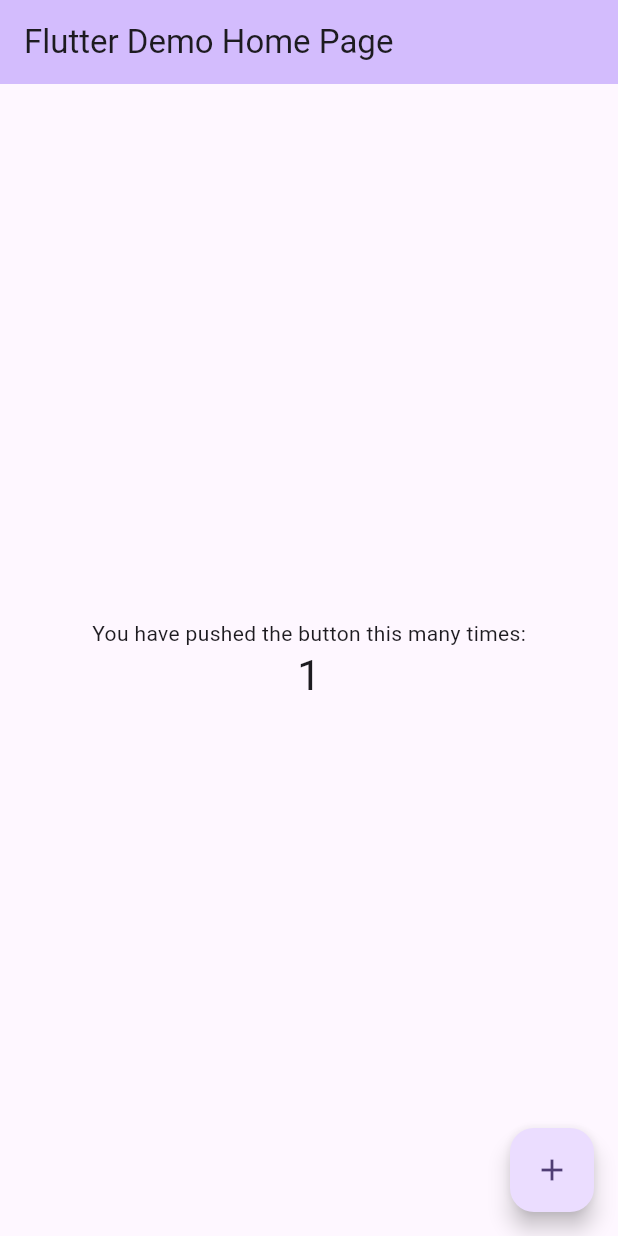
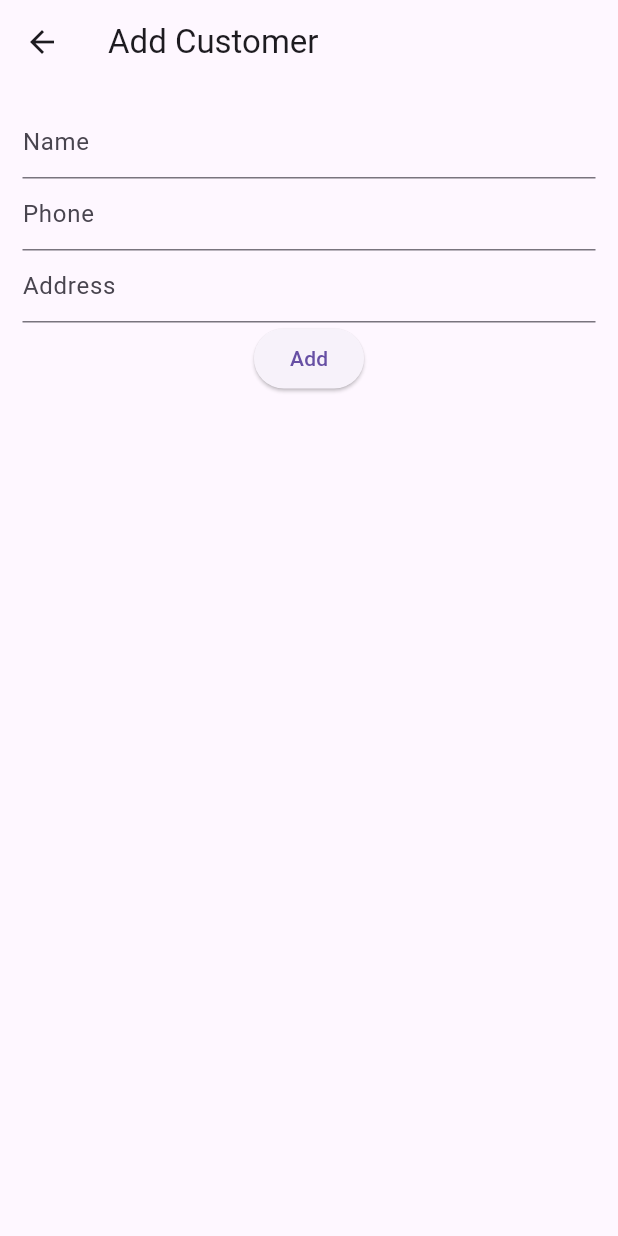
Before and after one commit to maszruri/loondry, a Flutter app: the screen it shows after launch, after a tap on the "add" icon, on a phone screen of 412 x 824 dp. Run offline on Flutter 3.47's test engine with Material 3 defaults, Android fonts, the phone set to English and light mode, and no system bars; our stand-ins replace flutter_slidable, sqflite; accounts and stored records are empty.

Commit message:
add customer and categories features

```diff
--- /dev/null
+++ b/lib/categories/models/categories_model.dart
@@ -0,0 +1,28 @@
+class CategoriesModel {
+  int? id;
+  String? name;
+  int? price;
+  int? minimumWeight;
+  int? duration;
+
+  CategoriesModel(
+      {this.id, this.name, this.price, this.minimumWeight, this.duration});
+
+  CategoriesModel.fromMap(Map<String, dynamic> map) {
+    id = map['id'];
+    name = map['name'];
+    price = map['price'];
+    minimumWeight = map['minimumWeight'];
+    duration = map['duration'];
+  }
+
+  Map<String, dynamic> toMap() {
+    final Map<String, dynamic> data = <String, dynamic>{};
+    data['id'] = id;
+    data['name'] = name;
+    data['price'] = price;
+    data['minimumWeight'] = minimumWeight;
+    data['duration'] = duration;
+    return data;
+  }
+}
--- /dev/null
+++ b/lib/categories/view_models/categories_viewmodel.dart
@@ -0,0 +1,32 @@
+import 'package:flutter/material.dart';
+import 'package:loondry/categories/models/categories_model.dart';
+import 'package:loondry/categories/repo/categories_service.dart';
+
+class CategoriesViewmodel extends ChangeNotifier {
+  List<CategoriesModel> _categories = [];
+  bool _loading = false;
+
+  List<CategoriesModel> get categories => _categories;
+  bool get loading => _loading;
+
+  setCategories(List<CategoriesModel> categories) async {
+    _categories = categories;
+  }
+
+  setLoading(bool loading) {
+    _loading = loading;
+    notifyListeners();
+  }
+
+  getCategories() async {
+    setLoading(true);
+    var response = await CategoriesService.getCategories();
+    List<CategoriesModel> categories = response
+        .map(
+          (e) => CategoriesModel.fromMap(e),
+        )
+        .toList();
+    setCategories(categories);
+    setLoading(false);
+  }
+}
--- /dev/null
+++ b/lib/customers/models/customer_model.dart
@@ -0,0 +1,24 @@
+class CustomerModel {
+  int? id;
+  String? name;
+  String? phone;
+  String? address;
+
+  CustomerModel({this.id, this.name, this.phone, this.address});
+
+  CustomerModel.fromMap(Map<String, dynamic> map) {
+    id = map['id'];
+    name = map['name'];
+    phone = map['phone'];
+    address = map['address'];
+  }
+
+  Map<String, dynamic> toMap() {
+    final Map<String, dynamic> data = <String, dynamic>{};
+    data['id'] = id;
+    data['name'] = name;
+    data['phone'] = phone;
+    data['address'] = address;
+    return data;
+  }
+}
--- /dev/null
+++ b/lib/customers/repo/customer_service.dart
@@ -0,0 +1,55 @@
+import 'package:flutter/material.dart';
+import 'package:loondry/customers/models/customer_model.dart';
+import 'package:sqflite/sqflite.dart' as sql;
+
+class CustomerService {
+  static Future<sql.Database> customerDb() async {
+    return sql.openDatabase(
+      'sql.db',
+      version: 1,
+      onCreate: (db, version) async {
+        debugPrint("creating table..");
+        await db.execute("""CREATE TABLE customers(
+    id INTEGER PRIMARY KEY AUTOINCREMENT NOT NULL,
+    name TEXT,
+    phone TEXT,
+    address TEXT
+    )
+    """);
+      },
+    );
+  }
+
+  static Future<void> createCustomer(CustomerModel customer) async {
+    final db = await CustomerService.customerDb();
+
+    await db.insert('customers', customer.toMap(),
+        conflictAlgorithm: sql.ConflictAlgorithm.replace);
+  }
+
+  static Future<List<Map<String, dynamic>>> getCustomers() async {
+    final db = await CustomerService.customerDb();
+    return db.query('customers', orderBy: "id");
+  }
+
+  static Future<List<Map<String, dynamic>>> getCustomer(int id) async {
+    final db = await CustomerService.customerDb();
+    return db.query('customers', where: "id = ?", whereArgs: [id], limit: 1);
+  }
+
+  static Future<int> updateCustomer(CustomerModel customer) async {
+    final db = await CustomerService.customerDb();
+    final result = await db.update('customers', customer.toMap(),
+        where: "id = ?", whereArgs: [customer.id]);
+    return result;
+  }
+
+  static Future<void> deleteCustomer(int id) async {
+    final db = await CustomerService.customerDb();
+    try {
+      await db.delete('customers', where: 'id = ?', whereArgs: [id]);
+    } catch (err) {
+      debugPrint(err.toString());
+    }
+  }
+}
--- /dev/null
+++ b/lib/customers/view_models/customer_viewmodel.dart
@@ -0,0 +1,46 @@
+import 'package:flutter/material.dart';
+import 'package:loondry/customers/models/customer_model.dart';
+import 'package:loondry/customers/repo/customer_service.dart';
+
+class CustomerViewmodel extends ChangeNotifier {
+  List<CustomerModel> _customers = [];
+  bool _loading = false;
+
+  List<CustomerModel> get customers => _customers;
+  bool get loading => _loading;
+
+  setCustomers(List<CustomerModel> customers) async {
+    _customers = customers;
+  }
+
+  setLoading(bool loading) {
+    _loading = loading;
+    notifyListeners();
+  }
+
+  getCustomers() async {
+    setLoading(true);
+    var response = await CustomerService.getCustomers();
+    List<CustomerModel> customers = response
+        .map(
+          (e) => CustomerModel.fromMap(e),
+        )
+        .toList();
+    setCustomers(customers);
+    setLoading(false);
+  }
+
+  createCustomer(CustomerModel customer) async {
+    setLoading(true);
+    await CustomerService.createCustomer(customer);
+    getCustomers();
+    setLoading(false);
+  }
+
+  deleteCustomer(CustomerModel customer) async {
+    setLoading(true);
+    await CustomerService.deleteCustomer(customer.id!);
+    getCustomers();
+    setLoading(false);
+  }
+}
--- /dev/null
+++ b/lib/customers/views/form_customer_view.dart
@@ -0,0 +1,110 @@
+import 'package:flutter/material.dart';
+import 'package:flutter/services.dart';
+import 'package:loondry/customers/models/customer_model.dart';
+import 'package:loondry/customers/view_models/customer_viewmodel.dart';
+import 'package:provider/provider.dart';
+
+class FormCustomerView extends StatefulWidget {
+  final CustomerModel? customer;
+  const FormCustomerView({super.key, this.customer});
+
+  @override
+  State<FormCustomerView> createState() => _FormCustomerViewState();
+}
+
+class _FormCustomerViewState extends State<FormCustomerView> {
+  final TextEditingController _nameController = TextEditingController();
+
+  final TextEditingController _phoneController = TextEditingController();
+
+  final TextEditingController _addressController = TextEditingController();
+
+  final _formKey = GlobalKey<FormState>();
+
+  @override
+  void initState() {
+    final customer = widget.customer;
+    if (customer != null) {
+      _nameController.text = customer.name!;
+      _phoneController.text = customer.phone!;
+      _addressController.text = customer.address!;
+    }
+    super.initState();
+  }
+
+  @override
+  Widget build(BuildContext context) {
+    return Scaffold(
+      appBar: AppBar(
+        title: Text("${widget.customer == null ? "Add" : "Edit"} Customer"),
+      ),
+      body: Form(
+        key: _formKey,
+        child: Padding(
+          padding: const EdgeInsets.all(15),
+          child: Column(
+            children: [
+              TextFormField(
+                controller: _nameController,
+                decoration: const InputDecoration(
+                  hintText: "Name",
+                ),
+                validator: (value) {
+                  if (value == null || value.isEmpty) {
+                    return 'Please enter customer name';
+                  }
+                  return null;
+                },
+              ),
+              TextFormField(
+                controller: _phoneController,
+                keyboardType: TextInputType.number,
+                inputFormatters: [FilteringTextInputFormatter.digitsOnly],
+                decoration: const InputDecoration(
+                  hintText: "Phone",
+                ),
+                validator: (value) {
+                  if (value == null || value.isEmpty) {
+                    return 'Please enter customer phone number';
+                  } else if (value.length < 6) {
+                    return 'Minimum 6 digit phone number';
+                  }
+                  return null;
+                },
+              ),
+              TextFormField(
+                controller: _addressController,
+                decoration: const InputDecoration(
+                  hintText: "Address",
+                ),
+                validator: (value) {
+                  if (value == null || value.isEmpty) {
+                    return 'Please enter customer address';
+                  }
+                  return null;
+                },
+              ),
+              ElevatedButton(
+                onPressed: () {
+                  if (_formKey.currentState!.validate()) {
+                    final customer = CustomerModel(
+                        name: _nameController.text.trim(),
+                        phone: _phoneController.text.trim(),
+                        address: _addressController.text.trim());
+                    if (widget.customer == null) {
+                      context
+                          .read<CustomerViewmodel>()
+                          .createCustomer(customer);
+                    }
+                    Navigator.of(context).pop();
+                  }
+                },
+                child: Text(widget.customer == null ? "Add" : "Edit"),
+              ),
+            ],
+          ),
+        ),
+      ),
+    );
+  }
+}
--- /dev/null
+++ b/lib/customers/views/list_customer_view.dart
@@ -0,0 +1,57 @@
+import 'package:flutter/material.dart';
+import 'package:loondry/customers/view_models/customer_viewmodel.dart';
+import 'package:loondry/customers/views/form_customer_view.dart';
+import 'package:loondry/customers/widgets/customer_list_view.dart';
+import 'package:provider/provider.dart';
+
+class ListCustomerView extends StatefulWidget {
+  const ListCustomerView({super.key});
+
+  @override
+  State<ListCustomerView> createState() => _ListCustomerViewState();
+}
+
+class _ListCustomerViewState extends State<ListCustomerView> {
+  @override
+  void initState() {
+    Future.microtask(
+      () => context.read<CustomerViewmodel>().getCustomers(),
+    );
+    super.initState();
+  }
+
+  @override
+  Widget build(BuildContext context) {
+    return Scaffold(
+      appBar: AppBar(),
+      body: Consumer<CustomerViewmodel>(
+        builder: (context, value, child) {
+          if (value.loading) {
+            return const Center(
+              child: CircularProgressIndicator(),
+            );
+          } else {
+            if (value.customers.isEmpty) {
+              return const Center(
+                child: Text(
+                  "No Data",
+                  style: TextStyle(color: Colors.black),
+                ),
+              );
+            } else {
+              return CustomerListView(viewmodel: value);
+            }
+          }
+        },
+      ),
+      floatingActionButton: FloatingActionButton(
+        onPressed: () => Navigator.of(context).push(
+          MaterialPageRoute(
+            builder: (context) => const FormCustomerView(),
+          ),
+        ),
+        child: const Icon(Icons.add),
+      ),
+    );
+  }
+}
--- a/lib/main.dart
+++ b/lib/main.dart
@@ -1,125 +1,30 @@
 import 'package:flutter/material.dart';
+import 'package:loondry/categories/view_models/categories_viewmodel.dart';
+import 'package:loondry/customers/view_models/customer_viewmodel.dart';
+import 'package:loondry/customers/views/list_customer_view.dart';
+import 'package:provider/provider.dart';
 
-void main() {
-  runApp(const MyApp());
+main() {
+  runApp(MyApp());
 }
 
 class MyApp extends StatelessWidget {
   const MyApp({super.key});
 
-  // This widget is the root of your application.
   @override
   Widget build(BuildContext context) {
-    return MaterialApp(
-      title: 'Flutter Demo',
-      theme: ThemeData(
-        // This is the theme of your application.
-        //
-        // TRY THIS: Try running your application with "flutter run". You'll see
-        // the application has a purple toolbar. Then, without quitting the app,
-        // try changing the seedColor in the colorScheme below to Colors.green
-        // and then invoke "hot reload" (save your changes or press the "hot
-        // reload" button in a Flutter-supported IDE, or press "r" if you used
-        // the command line to start the app).
-        //
-        // Notice that the counter didn't reset back to zero; the application
-        // state is not lost during the reload. To reset the state, use hot
-        // restart instead.
-        //
-        // This works for code too, not just values: Most code changes can be
-        // tested with just a hot reload.
-        colorScheme: ColorScheme.fromSeed(seedColor: Colors.deepPurple),
-        useMaterial3: true,
+    return MultiProvider(
+      providers: [
+        ChangeNotifierProvider(
+          create: (context) => CustomerViewmodel(),
+        ),
+        ChangeNotifierProvider(
+          create: (context) => CategoriesViewmodel(),
+        ),
+      ],
+      child: const MaterialApp(
+        home: ListCustomerView(),
       ),
-      home: const MyHomePage(title: 'Flutter Demo Home Page'),
     );
   }
 }
-
-class MyHomePage extends StatefulWidget {
-  const MyHomePage({super.key, required this.title});
-
-  // This widget is the home page of your application. It is stateful, meaning
-  // that it has a State object (defined below) that contains fields that affect
-  // how it looks.
-
-  // This class is the configuration for the state. It holds the values (in this
-  // case the title) provided by the parent (in this case the App widget) and
-  // used by the build method of the State. Fields in a Widget subclass are
-  // always marked "final".
-
-  final String title;
-
-  @override
-  State<MyHomePage> createState() => _MyHomePageState();
-}
-
-class _MyHomePageState extends State<MyHomePage> {
-  int _counter = 0;
-
-  void _incrementCounter() {
-    setState(() {
-      // This call to setState tells the Flutter framework that something has
-      // changed in this State, which causes it to rerun the build method below
-      // so that the display can reflect the updated values. If we changed
-      // _counter without calling setState(), then the build method would not be
-      // called again, and so nothing would appear to happen.
-      _counter++;
-    });
-  }
-
-  @override
-  Widget build(BuildContext context) {
-    // This method is rerun every time setState is called, for instance as done
-    // by the _incrementCounter method above.
-    //
-    // The Flutter framework has been optimized to make rerunning build methods
-    // fast, so that you can just rebuild anything that needs updating rather
-    // than having to individually change instances of widgets.
-    return Scaffold(
-      appBar: AppBar(
-        // TRY THIS: Try changing the color here to a specific color (to
-        // Colors.amber, perhaps?) and trigger a hot reload to see the AppBar
-        // change color while the other colors stay the same.
-        backgroundColor: Theme.of(context).colorScheme.inversePrimary,
-        // Here we take the value from the MyHomePage object that was created by
-        // the App.build method, and use it to set our appbar title.
-        title: Text(widget.title),
-      ),
-      body: Center(
-        // Center is a layout widget. It takes a single child and positions it
-        // in the middle of the parent.
-        child: Column(
-          // Column is also a layout widget. It takes a list of children and
-          // arranges them vertically. By default, it sizes itself to fit its
-          // children horizontally, and tries to be as tall as its parent.
-          //
-          // Column has various properties to control how it sizes itself and
-          // how it positions its children. Here we use mainAxisAlignment to
-          // center the children vertically; the main axis here is the vertical
-          // axis because Columns are vertical (the cross axis would be
-          // horizontal).
-          //
-          // TRY THIS: Invoke "debug painting" (choose the "Toggle Debug Paint"
-          // action in the IDE, or press "p" in the console), to see the
-          // wireframe for each widget.
-          mainAxisAlignment: MainAxisAlignment.center,
-          children: <Widget>[
-            const Text(
-              'You have pushed the button this many times:',
-            ),
-            Text(
-              '$_counter',
-              style: Theme.of(context).textTheme.headlineMedium,
-            ),
-          ],
-        ),
-      ),
-      floatingActionButton: FloatingActionButton(
-        onPressed: _incrementCounter,
-        tooltip: 'Increment',
-        child: const Icon(Icons.add),
-      ), // This trailing comma makes auto-formatting nicer for build methods.
-    );
-  }
-}
--- a/pubspec.yaml
+++ b/pubspec.yaml
@@ -37,6 +37,8 @@ dependencies:
   cupertino_icons: ^1.0.8
   sqflite: ^2.3.3+1
   path: ^1.9.0
+  provider: ^6.1.2
+  flutter_slidable: ^3.1.1
 
 dev_dependencies:
   flutter_test:
```
Also changed, not shown: lib/categories/repo/categories_service.dart (added, +56 -0 lines), lib/categories/views/list_categories_view.dart (added, +13 -0 lines), lib/customers/widgets/customer_list_view.dart (added, +58 -0 lines), lib/orders/models/order_model.dart (added, +40 -0 lines), lib/orders/repo/order_service.dart (added, +62 -0 lines), pubspec.lock.
